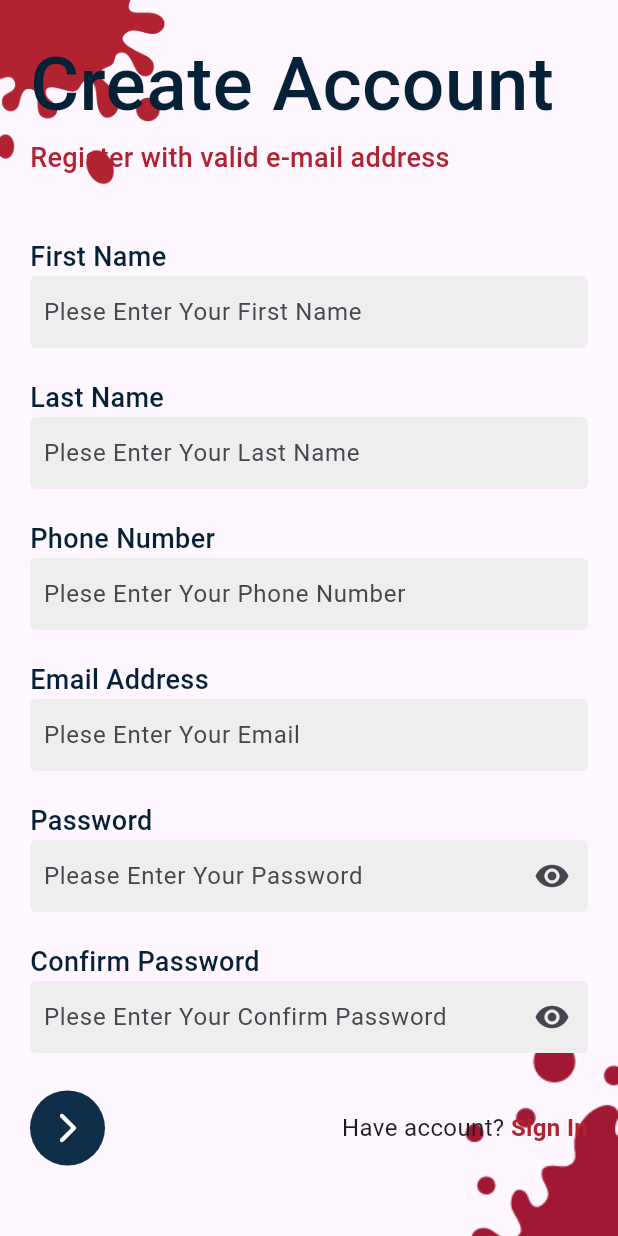
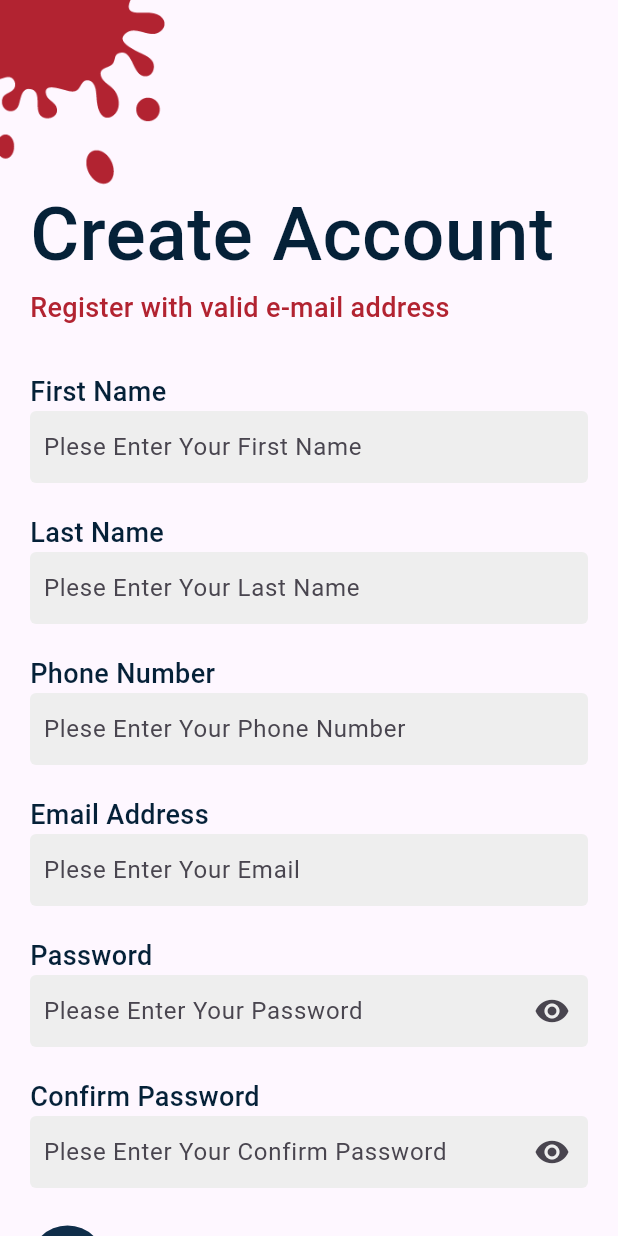
Before and after one commit to abuubaida921/Better_Paint_AR_APP, a Flutter app: the SignupView screen opened by its route, on a phone screen of 412 x 824 dp. Run offline on Flutter 3.47's test engine with Material 3 defaults, Android fonts, the phone set to English and light mode, and no system bars; our stand-ins replace connectivity_plus, flutter_screenutil, fluttertoast, get, image_picker, shared_preferences; accounts and stored records are empty.

Commit message:
Create Account Ui Fixed

```diff
--- a/lib/modules/auth_screens/signin_screen/view/signin_view.dart
+++ b/lib/modules/auth_screens/signin_screen/view/signin_view.dart
@@ -17,7 +17,7 @@ class SignInScreen extends GetView<SigninViewController> {
     //final signInController = Get.put(SigninViewController(), permanent: true);
 
     return Scaffold(
-     resizeToAvoidBottomInset: false,
+     resizeToAvoidBottomInset: true,
       body: Form(
         key: controller.singInFormKeyGlobal,
         child: Stack(
--- a/lib/modules/auth_screens/signup_screen/view/signup_view.dart
+++ b/lib/modules/auth_screens/signup_screen/view/signup_view.dart
@@ -16,7 +16,7 @@ class SignupView extends GetView<SignUpController> {
   @override
   Widget build(BuildContext context) {
     return Scaffold(
-      resizeToAvoidBottomInset: false,
+      resizeToAvoidBottomInset: true,
       body: SingleChildScrollView(
         child: Form(
           key: controller.signUpFormKeyGlobal,
@@ -35,12 +35,14 @@ class SignupView extends GetView<SignUpController> {
                 ),
               ),
 
+
               Center(
                 child: Padding(
                   padding: const EdgeInsets.all(20.0),
                   child: Column(
                     mainAxisAlignment: MainAxisAlignment.center,
                     children: [
+                     SizedBox(height: 100.h), // Space for top image
                        Align(
                         alignment: AlignmentDirectional.topStart,
                         child: Text(
@@ -61,8 +63,8 @@ class SignupView extends GetView<SignUpController> {
                               fontWeight: FontWeight.w500),
                         ),
                       ),
-                      const SizedBox(
-                        height: 40,
+                       SizedBox(
+                        height: 30.h,
                       ),
                        Align(
                         alignment: AlignmentDirectional.topStart,
@@ -353,9 +355,7 @@ class SignupView extends GetView<SignUpController> {
                           )
                         ],
                       ),
-                      const SizedBox(
-                        height: 55,
-                      ),
+                      SizedBox(height: 135.h),
                     ],
                   ),
                 ),
```
